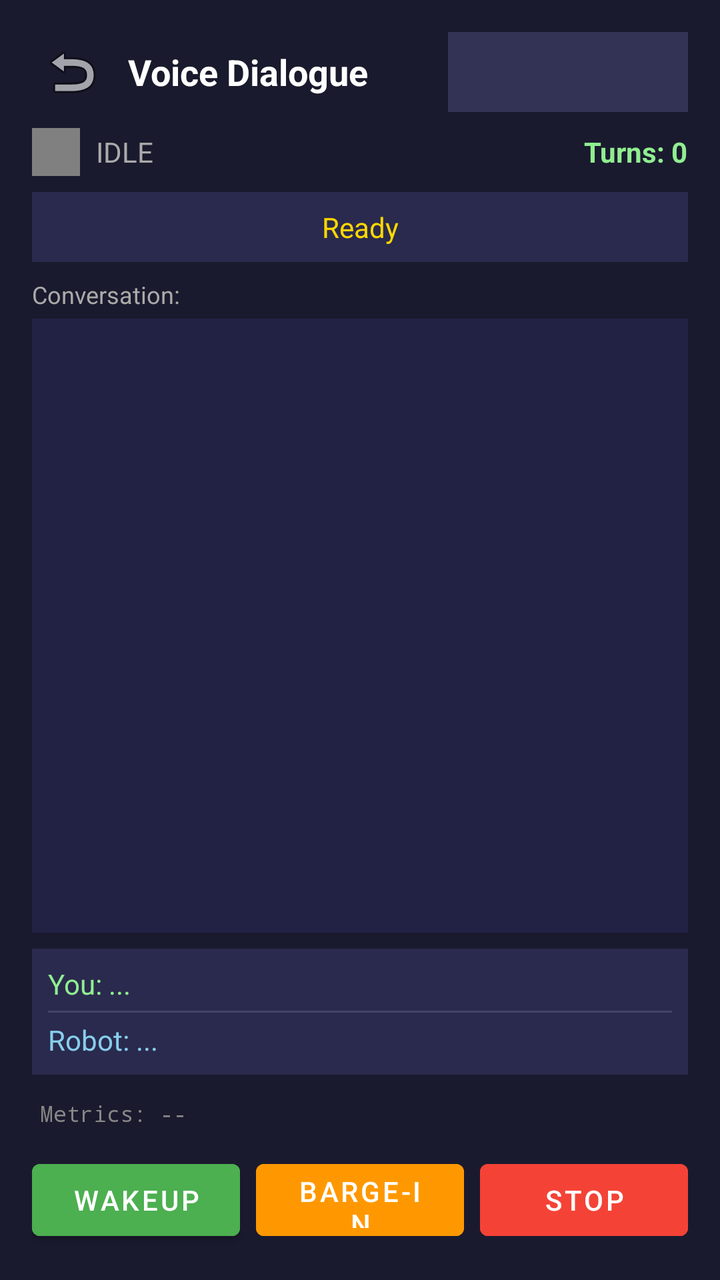
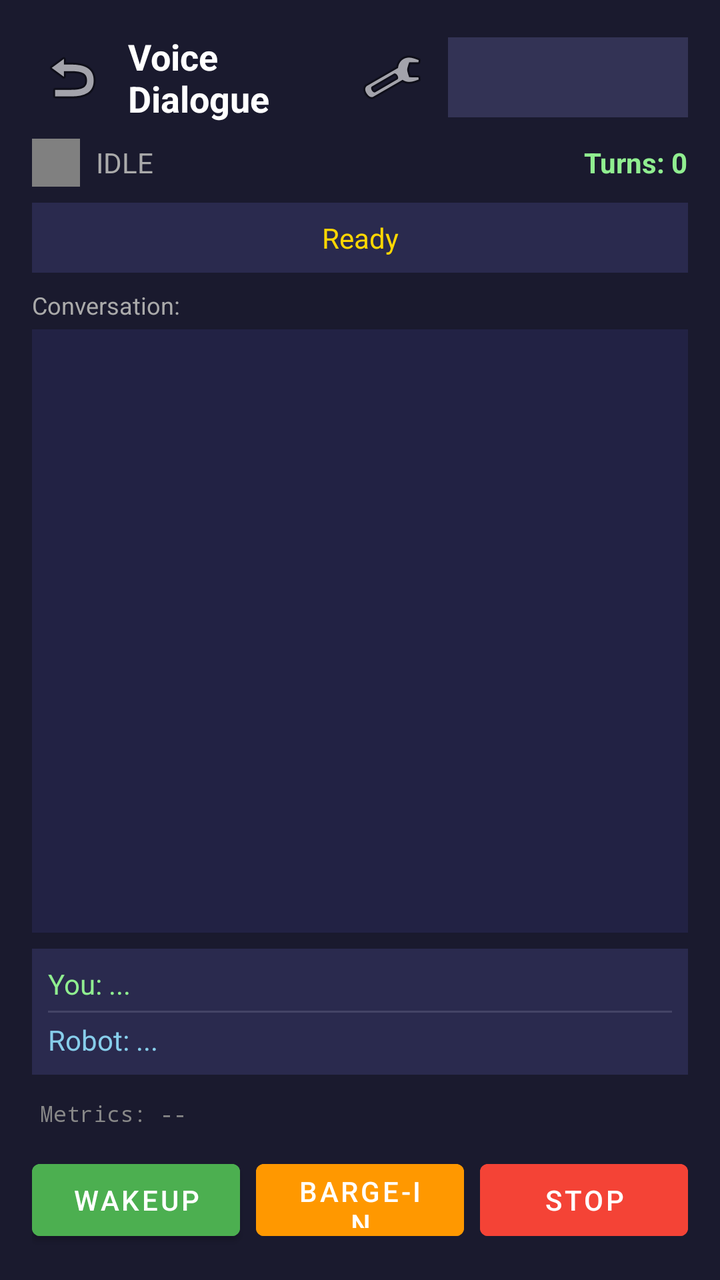

An Android layout rendered at two revisions. The XML below is the earlier revision; the diff shows what the commit changed to produce the second picture.
<!-- AndroidManifest.xml: application theme Theme.Wkvision -->
<!-- res/layout/activity_voice_dialogue_v3.xml -->
<?xml version="1.0" encoding="utf-8"?>
<LinearLayout xmlns:android="http://schemas.android.com/apk/res/android"
    android:layout_width="match_parent"
    android:layout_height="match_parent"
    android:orientation="vertical"
    android:padding="16dp"
    android:background="#1a1a2e">

    
    <LinearLayout
        android:layout_width="match_parent"
        android:layout_height="wrap_content"
        android:orientation="horizontal"
        android:gravity="center_vertical"
        android:layout_marginBottom="8dp">

        <ImageButton
            android:id="@+id/backButton"
            android:layout_width="40dp"
            android:layout_height="40dp"
            android:src="@android:drawable/ic_menu_revert"
            android:background="?android:attr/selectableItemBackgroundBorderless"
            android:contentDescription="Back to Main Menu"/>

        <TextView
            android:id="@+id/titleText"
            android:layout_width="0dp"
            android:layout_height="wrap_content"
            android:layout_weight="1"
            android:layout_marginStart="8dp"
            android:text="Voice Dialogue"
            android:textColor="#FFFFFF"
            android:textSize="18sp"
            android:textStyle="bold"/>

        <Spinner
            android:id="@+id/languageSpinner"
            android:layout_width="120dp"
            android:layout_height="40dp"
            android:background="#333355"
            android:popupBackground="#333355"/>
    </LinearLayout>

    
    <LinearLayout
        android:layout_width="match_parent"
        android:layout_height="wrap_content"
        android:orientation="horizontal"
        android:gravity="center_vertical"
        android:layout_marginBottom="8dp">

        <View
            android:id="@+id/stateIndicator"
            android:layout_width="24dp"
            android:layout_height="24dp"
            android:background="#808080"/>

        <TextView
            android:id="@+id/stateText"
            android:layout_width="0dp"
            android:layout_height="wrap_content"
            android:layout_weight="1"
            android:layout_marginStart="8dp"
            android:text="IDLE"
            android:textColor="#AAAAAA"
            android:textSize="14sp"/>

        <TextView
            android:id="@+id/turnCounter"
            android:layout_width="wrap_content"
            android:layout_height="wrap_content"
            android:text="Turns: 0"
            android:textColor="#90EE90"
            android:textSize="14sp"
            android:textStyle="bold"/>
    </LinearLayout>

    
    <TextView
        android:id="@+id/sessionStatus"
        android:layout_width="match_parent"
        android:layout_height="wrap_content"
        android:text="Ready"
        android:textColor="#FFD700"
        android:textSize="14sp"
        android:gravity="center"
        android:padding="8dp"
        android:background="#2a2a4e"
        android:layout_marginBottom="8dp"/>

    
    <TextView
        android:layout_width="match_parent"
        android:layout_height="wrap_content"
        android:text="Conversation:"
        android:textColor="#AAAAAA"
        android:textSize="12sp"
        android:layout_marginBottom="4dp"/>

    <ScrollView
        android:layout_width="match_parent"
        android:layout_height="0dp"
        android:layout_weight="1"
        android:background="#222244"
        android:padding="8dp"
        android:layout_marginBottom="8dp">

        <TextView
            android:id="@+id/conversationHistory"
            android:layout_width="match_parent"
            android:layout_height="wrap_content"
            android:text=""
            android:textColor="#CCCCCC"
            android:textSize="13sp"
            android:fontFamily="monospace"/>
    </ScrollView>

    
    <LinearLayout
        android:layout_width="match_parent"
        android:layout_height="wrap_content"
        android:orientation="vertical"
        android:background="#2a2a4e"
        android:padding="8dp"
        android:layout_marginBottom="8dp">

        <TextView
            android:id="@+id/transcriptionText"
            android:layout_width="match_parent"
            android:layout_height="wrap_content"
            android:text="You: ..."
            android:textColor="#90EE90"
            android:textSize="14sp"
            android:maxLines="2"
            android:ellipsize="end"/>

        <View
            android:layout_width="match_parent"
            android:layout_height="1dp"
            android:background="#444466"
            android:layout_marginVertical="4dp"/>

        <TextView
            android:id="@+id/responseText"
            android:layout_width="match_parent"
            android:layout_height="wrap_content"
            android:text="Robot: ..."
            android:textColor="#87CEEB"
            android:textSize="14sp"
            android:maxLines="3"
            android:ellipsize="end"/>
    </LinearLayout>

    
    <TextView
        android:id="@+id/metricsText"
        android:layout_width="match_parent"
        android:layout_height="wrap_content"
        android:text="Metrics: --"
        android:textColor="#888888"
        android:textSize="11sp"
        android:fontFamily="monospace"
        android:background="#1a1a2e"
        android:padding="4dp"
        android:layout_marginBottom="8dp"/>

    
    <LinearLayout
        android:layout_width="match_parent"
        android:layout_height="wrap_content"
        android:orientation="horizontal"
        android:gravity="center">

        <Button
            android:id="@+id/wakeupButton"
            android:layout_width="0dp"
            android:layout_height="48dp"
            android:layout_weight="1"
            android:layout_marginEnd="4dp"
            android:text="WAKEUP"
            android:textColor="#FFFFFF"
            android:backgroundTint="#4CAF50"/>

        <Button
            android:id="@+id/bargeInButton"
            android:layout_width="0dp"
            android:layout_height="48dp"
            android:layout_weight="1"
            android:layout_marginHorizontal="4dp"
            android:text="BARGE-IN"
            android:textColor="#FFFFFF"
            android:backgroundTint="#FF9800"
            android:enabled="false"/>

        <Button
            android:id="@+id/stopButton"
            android:layout_width="0dp"
            android:layout_height="48dp"
            android:layout_weight="1"
            android:layout_marginStart="4dp"
            android:text="STOP"
            android:textColor="#FFFFFF"
            android:backgroundTint="#f44336"
            android:enabled="false"/>
    </LinearLayout>

</LinearLayout>
<!-- resources referenced by this layout -->
<resources>
  <style name="Theme.Wkvision" parent="Theme.MaterialComponents.Light.DarkActionBar">
          
          <item name="colorPrimary">@color/purple_500</item>
          <item name="colorPrimaryVariant">@color/purple_700</item>
          <item name="colorOnPrimary">@color/white</item>
          
          <item name="colorSecondary">@color/teal_200</item>
          <item name="colorSecondaryVariant">@color/teal_700</item>
          <item name="colorOnSecondary">@color/black</item>
          
          <item name="android:statusBarColor">?attr/colorPrimaryVariant</item>
          
      </style>
  <color name="purple_500">#FF6200EE</color>
  <color name="purple_700">#FF3700B3</color>
  <color name="white">#FFFFFFFF</color>
  <color name="teal_200">#FF03DAC5</color>
  <color name="teal_700">#FF018786</color>
  <color name="black">#FF000000</color>
</resources>

<!-- the commit's change to res/layout/activity_voice_dialogue_v3.xml (unified diff, before → after) -->
@@ -33,6 +33,15 @@
             android:textSize="18sp"
             android:textStyle="bold"/>
 
+        <ImageButton
+            android:id="@+id/wifiButton"
+            android:layout_width="40dp"
+            android:layout_height="40dp"
+            android:layout_marginEnd="8dp"
+            android:src="@android:drawable/ic_menu_manage"
+            android:background="?android:attr/selectableItemBackgroundBorderless"
+            android:contentDescription="WiFi Settings"/>
+
         <Spinner
             android:id="@+id/languageSpinner"
             android:layout_width="120dp"
